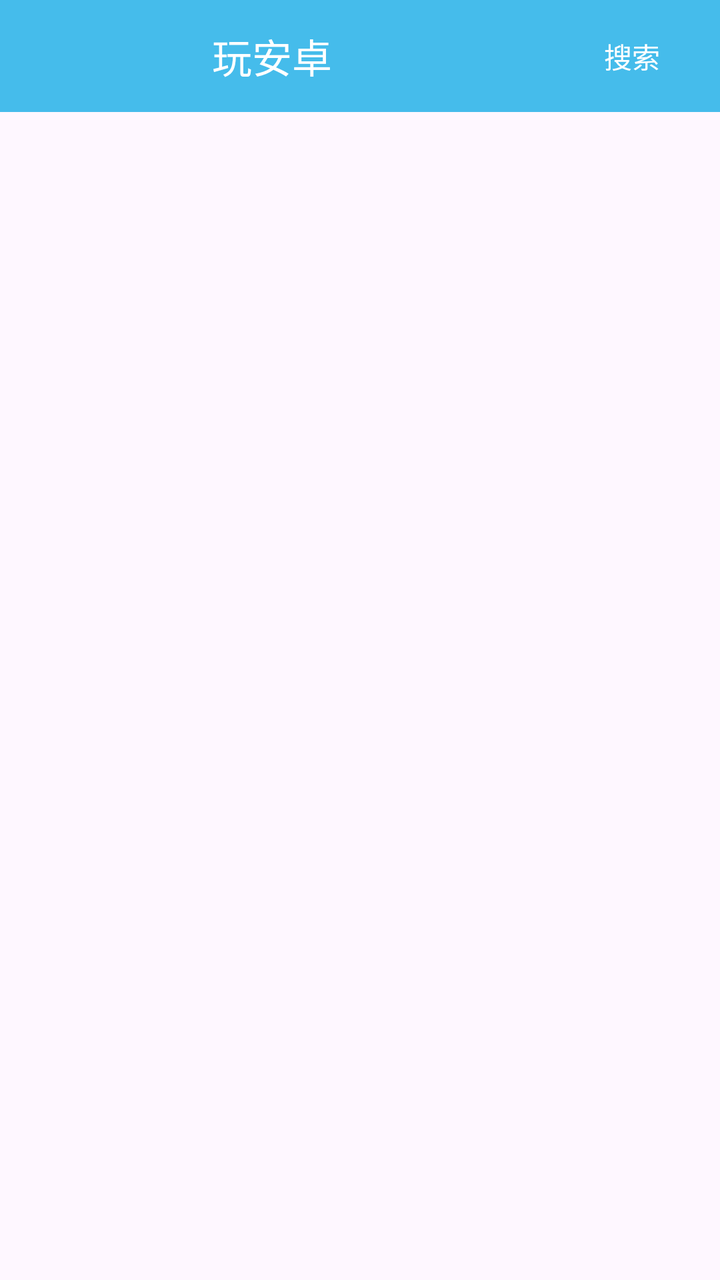
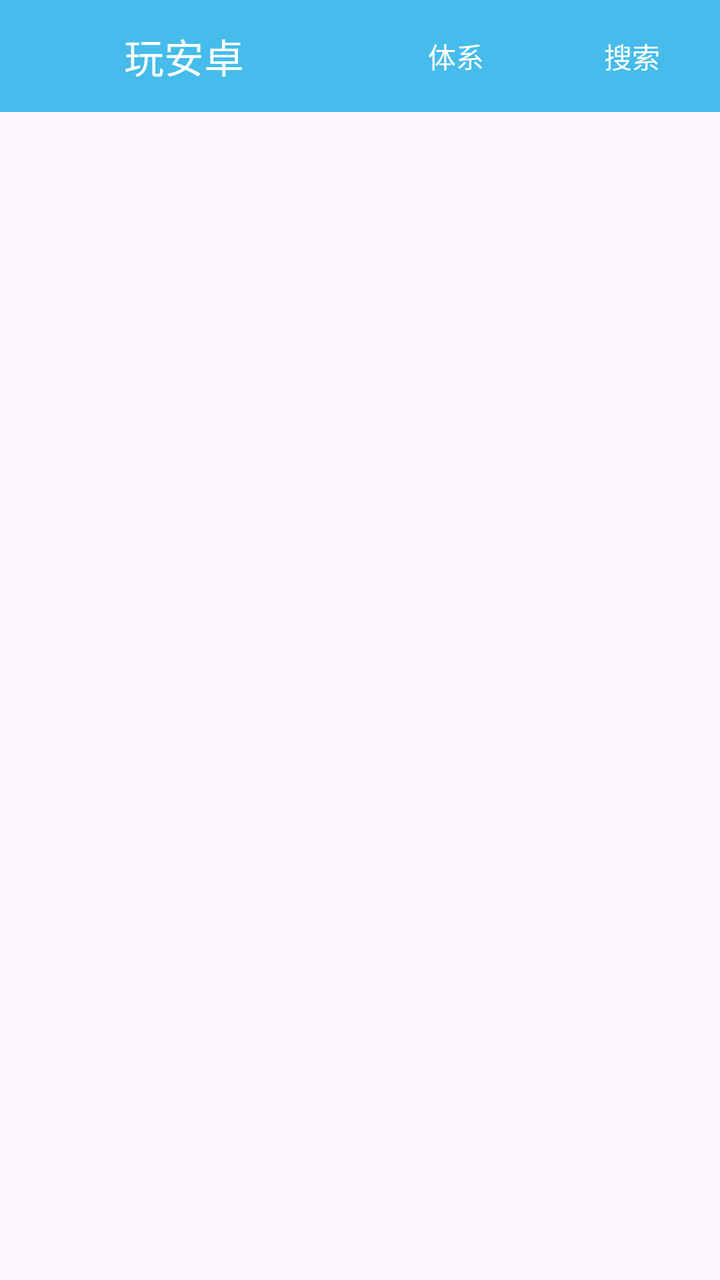

Screens rendered from an Android XML layout before and after an edit, with the pre-edit source and the edit as a unified diff.
<!-- AndroidManifest.xml: application theme Theme.Wanandroid -->
<!-- res/layout/activity_main.xml -->
<?xml version="1.0" encoding="utf-8"?>
<LinearLayout xmlns:android="http://schemas.android.com/apk/res/android"
    android:id="@+id/root"
    android:layout_width="match_parent"
    android:layout_height="match_parent"
    android:background="?attr/colorSurface"
    android:orientation="vertical">

    <LinearLayout
        android:layout_width="match_parent"
        android:layout_height="56dp"
        android:orientation="horizontal"
        android:gravity="center_vertical"
        android:background="#45BCEB">

        <TextView
            android:layout_width="0dp"
            android:layout_height="wrap_content"
            android:layout_weight="1"
            android:gravity="center"
            android:text="@string/home_title"
            android:textColor="#FFFFFF"
            android:textSize="20sp" />

        <Button
            android:id="@+id/button_search_articles"
            style="?attr/borderlessButtonStyle"
            android:layout_width="wrap_content"
            android:layout_height="match_parent"
            android:text="@string/search_action"
            android:textColor="#FFFFFF" />
    </LinearLayout>




    <FrameLayout
        android:layout_width="match_parent"
        android:layout_height="0dp"
        android:layout_weight="1">

        <androidx.recyclerview.widget.RecyclerView
            android:id="@+id/recycler_articles"
            android:layout_width="match_parent"
            android:layout_height="match_parent"
            android:clipToPadding="false"
            android:paddingBottom="8dp" />

        <ProgressBar
            android:id="@+id/progress_loading"
            android:layout_width="48dp"
            android:layout_height="48dp"
            android:layout_gravity="center"
            android:visibility="gone" />

        <LinearLayout
            android:id="@+id/layout_message"
            android:layout_width="match_parent"
            android:layout_height="wrap_content"
            android:layout_gravity="center"
            android:gravity="center"
            android:orientation="vertical"
            android:padding="24dp"
            android:visibility="gone">

            <TextView
                android:id="@+id/text_message"
                android:layout_width="match_parent"
                android:layout_height="wrap_content"
                android:gravity="center"
                android:textColor="?android:attr/textColorPrimary"
                android:textSize="16sp" />

            <Button
                android:id="@+id/button_retry"
                android:layout_width="wrap_content"
                android:layout_height="wrap_content"
                android:layout_marginTop="16dp"
                android:text="@string/retry" />
        </LinearLayout>
    </FrameLayout>
</LinearLayout>
<!-- resources referenced by this layout -->
<resources>
  <string name="home_title">玩安卓</string>
  <string name="retry">重新加载</string>
  <string name="search_action">搜索</string>
  <style name="Theme.Wanandroid" parent="Base.Theme.Wanandroid" />
  <style name="Base.Theme.Wanandroid" parent="Theme.Material3.DayNight.NoActionBar">
          
          
      </style>
</resources>

<!-- the commit's change to res/layout/activity_main.xml (unified diff, before → after) -->
@@ -21,6 +21,14 @@
             android:text="@string/home_title"
             android:textColor="#FFFFFF"
             android:textSize="20sp" />
+
+        <Button
+            android:id="@+id/button_knowledge"
+            style="?attr/borderlessButtonStyle"
+            android:layout_width="wrap_content"
+            android:layout_height="match_parent"
+            android:text="@string/knowledge_action"
+            android:textColor="#FFFFFF" />
 
         <Button
             android:id="@+id/button_search_articles"
<!-- resource entries referenced after the edit -->
@@ -1,6 +1,7 @@
 <!-- resources referenced by this layout -->
 <resources>
   <string name="home_title">玩安卓</string>
+  <string name="knowledge_action">体系</string>
   <string name="retry">重新加载</string>
   <string name="search_action">搜索</string>
   <style name="Theme.Wanandroid" parent="Base.Theme.Wanandroid" />
